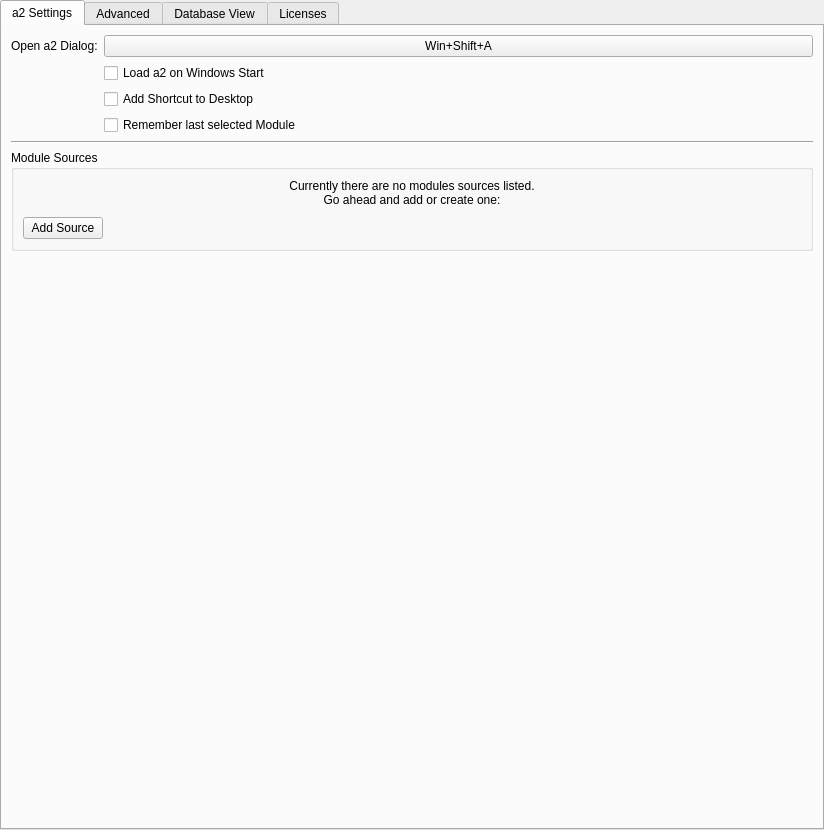
Old version of the form ui/a2widget/a2settings_view.ui in the repository ewerybody/a2.
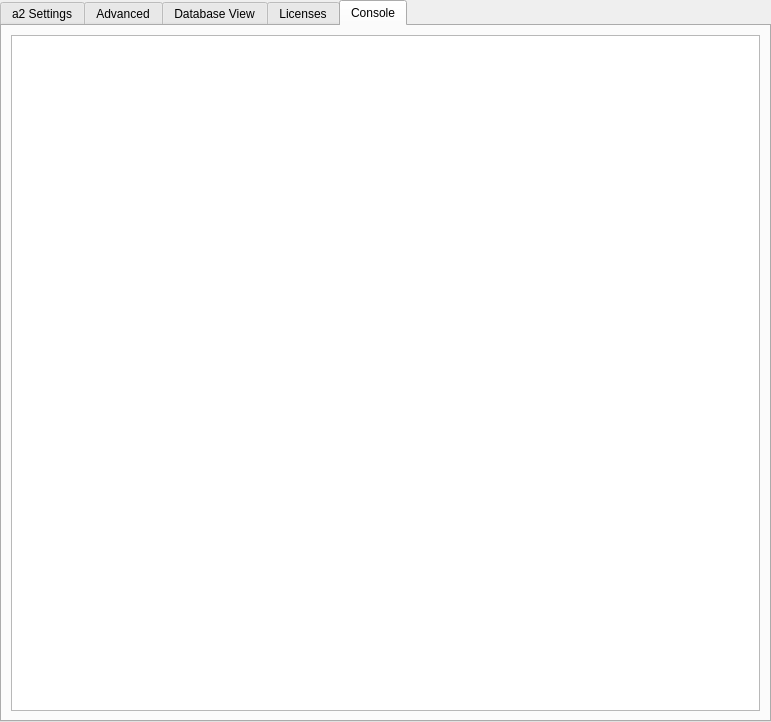
New version of the form. The open tabs and pages were chosen to show the change. Custom widgets are drawn as their Qt base class.

Commit message: added console tab and widget to main settings view

The edit to the form file:
```diff
--- a/ui/a2widget/a2settings_view.ui
+++ b/ui/a2widget/a2settings_view.ui
@@ -6,8 +6,8 @@
    <rect>
     <x>0</x>
     <y>0</y>
-    <width>824</width>
-    <height>830</height>
+    <width>771</width>
+    <height>722</height>
    </rect>
   </property>
   <property name="windowTitle">
@@ -556,6 +556,16 @@
        <string notr="true">Licenses</string>
       </attribute>
      </widget>
+     <widget class="QWidget" name="console_tab">
+      <attribute name="title">
+       <string>Console</string>
+      </attribute>
+      <layout class="QVBoxLayout" name="verticalLayout_2">
+       <item>
+        <widget class="QPlainTextEdit" name="console"/>
+       </item>
+      </layout>
+     </widget>
     </widget>
    </item>
   </layout>
```
Left out of the diff: 4 changed lines with no effect on the pictures. The commit also changes 1 other file.
